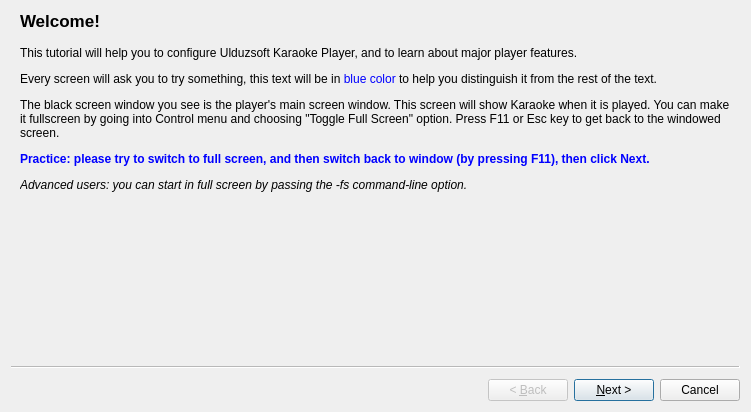
First picture: the form in src/welcome_wizard.ui, repository gyunaev/spivak, before the edit.
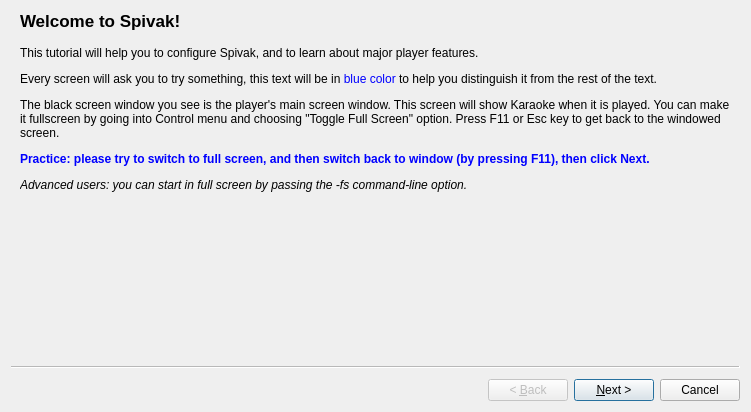
Second picture: the form after the edit.

Commit message: Fixed the player name in Welcome UI

```diff
--- a/src/welcome_wizard.ui
+++ b/src/welcome_wizard.ui
@@ -18,7 +18,7 @@
   </property>
   <widget class="QWizardPage" name="wizardWelcome">
    <property name="title">
-    <string>Welcome!</string>
+    <string>Welcome to Spivak!</string>
    </property>
    <property name="subTitle">
     <string/>
@@ -27,7 +27,7 @@
     <item>
      <widget class="QLabel" name="label">
       <property name="text">
-       <string>&lt;html&gt;&lt;head/&gt;&lt;body&gt;&lt;p&gt;This tutorial will help you to configure Ulduzsoft Karaoke Player, and to learn about major player features.&lt;/p&gt;&lt;p&gt;Every screen will ask you to try something, this text will be in &lt;span style=&quot; color:#0000ff;&quot;&gt;blue color&lt;/span&gt; to help you distinguish it from the rest of the text.&lt;/p&gt;&lt;p&gt;The black screen window you see is the player's main screen window. This screen will show Karaoke when it is played. You can make it fullscreen by going into Control menu and choosing &amp;quot;Toggle Full Screen&amp;quot; option. Press F11 or Esc key to get back to the windowed screen.&lt;/p&gt;&lt;p&gt;&lt;span style=&quot; font-weight:600; color:#0000ff;&quot;&gt;Practice: please try to switch to full screen, and then switch back to window (by pressing F11), then click Next.&lt;/span&gt;&lt;/p&gt;&lt;p&gt;&lt;span style=&quot; font-style:italic;&quot;&gt;Advanced users: you can start in full screen by passing the -fs command-line option.&lt;/span&gt;&lt;/p&gt;&lt;/body&gt;&lt;/html&gt;</string>
+       <string>&lt;html&gt;&lt;head/&gt;&lt;body&gt;&lt;p&gt;This tutorial will help you to configure Spivak, and to learn about major player features.&lt;/p&gt;&lt;p&gt;Every screen will ask you to try something, this text will be in &lt;span style=&quot; color:#0000ff;&quot;&gt;blue color&lt;/span&gt; to help you distinguish it from the rest of the text.&lt;/p&gt;&lt;p&gt;The black screen window you see is the player's main screen window. This screen will show Karaoke when it is played. You can make it fullscreen by going into Control menu and choosing &amp;quot;Toggle Full Screen&amp;quot; option. Press F11 or Esc key to get back to the windowed screen.&lt;/p&gt;&lt;p&gt;&lt;span style=&quot; font-weight:600; color:#0000ff;&quot;&gt;Practice: please try to switch to full screen, and then switch back to window (by pressing F11), then click Next.&lt;/span&gt;&lt;/p&gt;&lt;p&gt;&lt;span style=&quot; font-style:italic;&quot;&gt;Advanced users: you can start in full screen by passing the -fs command-line option.&lt;/span&gt;&lt;/p&gt;&lt;/body&gt;&lt;/html&gt;</string>
       </property>
       <property name="wordWrap">
        <bool>true</bool>
```
Left out of the diff: 2 changed lines with no effect on the pictures.
